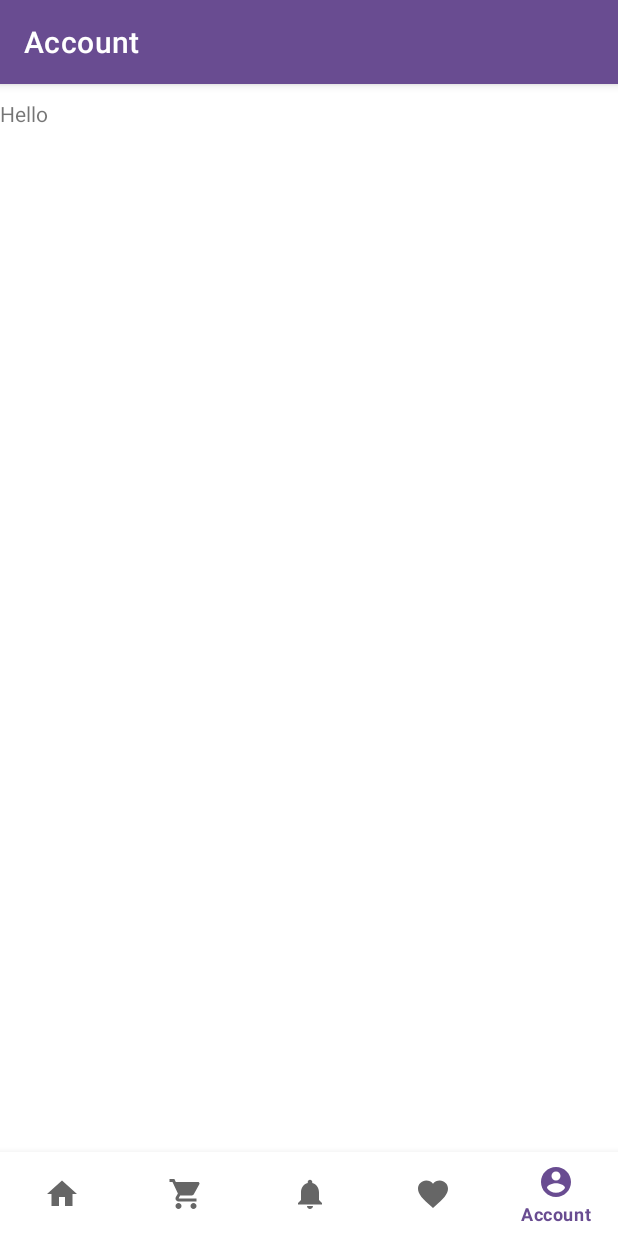
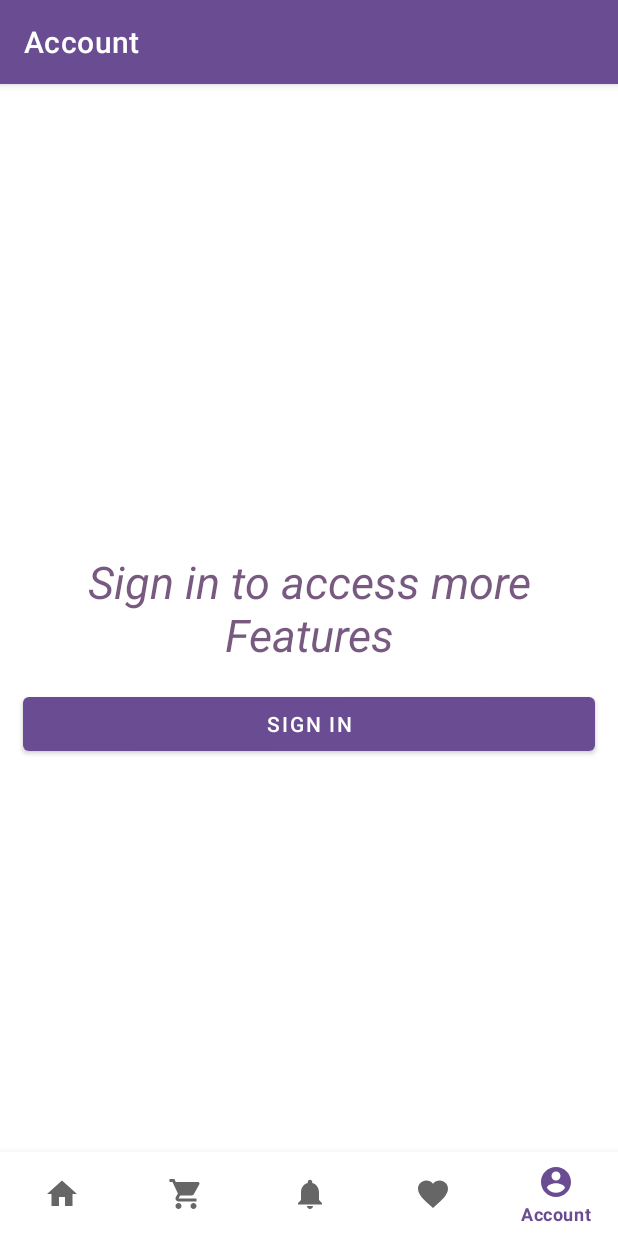
Before and after one commit to FadwaFouad/WMTStore, an Android app: the screen it shows after launch (MainActivity), item 5 of the bottom bar chosen, on a phone screen of 412 x 824 dp. Run offline under Robolectric (Android 15) with nearby library versions, the phone set to English and light mode, and no system bars; our stand-ins replace Firebase (no records; nobody signed in at launch, a user with empty details on screens opened directly), navigation-ui; libraries missing offline, so code that uses them is left out: com.firebase.ui.

Commit message:
implement account section

```diff
--- a/app/build.gradle
+++ b/app/build.gradle
@@ -39,7 +39,7 @@ dependencies {
 
     implementation 'androidx.core:core-ktx:1.7.0'
     implementation 'androidx.appcompat:appcompat:1.5.1'
-    implementation 'com.google.android.material:material:1.6.1'
+    implementation 'com.google.android.material:material:1.7.0'
     implementation 'androidx.constraintlayout:constraintlayout:2.1.4'
     implementation 'androidx.lifecycle:lifecycle-livedata-ktx:2.5.1'
     implementation 'androidx.lifecycle:lifecycle-viewmodel-ktx:2.5.1'
@@ -58,7 +58,8 @@ dependencies {
     implementation 'com.google.firebase:firebase-analytics-ktx'
     implementation 'com.google.firebase:firebase-auth-ktx'
     implementation 'com.google.firebase:firebase-firestore-ktx'
-
+    // firebase auth ui
+    implementation 'com.firebaseui:firebase-ui-auth:8.0.2'
     // add glide for images
     implementation 'com.github.bumptech.glide:glide:4.13.2'
     annotationProcessor 'com.github.bumptech.glide:compiler:4.13.2'
--- a/app/src/main/java/com/example/wmtstore/ui/account/AccountFragment.kt
+++ b/app/src/main/java/com/example/wmtstore/ui/account/AccountFragment.kt
@@ -1,20 +1,46 @@
 package com.example.wmtstore.ui.account
 
+import android.app.Activity
 import androidx.lifecycle.ViewModelProvider
 import android.os.Bundle
 import androidx.fragment.app.Fragment
 import android.view.LayoutInflater
 import android.view.View
 import android.view.ViewGroup
+import android.widget.Button
+import android.widget.LinearLayout
+import android.widget.Toast
 import com.example.wmtstore.R
+import com.firebase.ui.auth.AuthUI
+import com.firebase.ui.auth.FirebaseAuthUIActivityResultContract
+import com.google.firebase.auth.FirebaseAuth
 
 class AccountFragment : Fragment() {
 
-    companion object {
-        fun newInstance() = AccountFragment()
+    private lateinit var viewModel: AccountViewModel
+    private lateinit var initialContainer: LinearLayout
+    private val signingLauncher =
+        registerForActivityResult(FirebaseAuthUIActivityResultContract())
+        { result ->
+            if (result != null) {
+                if (result.resultCode == Activity.RESULT_OK) {
+                   showProfile()
+                }
+            } else {
+                Toast.makeText(context, "Error Occurred, Try Again", Toast.LENGTH_LONG).show()
+            }
+
+        }
+
+    private fun showProfile() {
+        // user successfully sign in
+        childFragmentManager.beginTransaction()
+            .replace(R.id.container, ProfileFragment())
+            .commitNow()
+
+        // hidden initial container
+        initialContainer.visibility = View.GONE
     }
-
-    private lateinit var viewModel: AccountViewModel
 
     override fun onCreateView(
         inflater: LayoutInflater, container: ViewGroup?,
@@ -23,6 +49,31 @@ class AccountFragment : Fragment() {
         return inflater.inflate(R.layout.fragment_account, container, false)
     }
 
+    override fun onViewCreated(view: View, savedInstanceState: Bundle?) {
+        // init initial container
+        initialContainer = view.findViewById(R.id.initial_layout)
+
+        // show profile if user registered
+        var user = FirebaseAuth.getInstance().currentUser
+        if (user != null )
+            showProfile()
+
+        val signingBtn = view.findViewById<Button>(R.id.signin_btn)
+        signingBtn.setOnClickListener {
+            val providers = listOf(
+                AuthUI.IdpConfig.EmailBuilder().build(),
+                AuthUI.IdpConfig.GoogleBuilder().build(),
+            )
+            val intent = AuthUI.getInstance()
+                .createSignInIntentBuilder()
+                .setAvailableProviders(providers)
+                .build()
+
+            //start the authentication flow
+            signingLauncher.launch(intent)
+
+        }
+    }
 
 
 }
--- a/app/src/main/res/layout/fragment_account.xml
+++ b/app/src/main/res/layout/fragment_account.xml
@@ -1,13 +1,39 @@
 <?xml version="1.0" encoding="utf-8"?>
-<FrameLayout xmlns:android="http://schemas.android.com/apk/res/android"
+<LinearLayout xmlns:android="http://schemas.android.com/apk/res/android"
     xmlns:tools="http://schemas.android.com/tools"
     android:layout_width="match_parent"
     android:layout_height="match_parent"
+    android:gravity="center"
+    android:orientation="vertical"
     tools:context=".ui.account.AccountFragment">
 
-    <TextView
+    <LinearLayout
+        android:id="@+id/initial_layout"
         android:layout_width="match_parent"
-        android:layout_height="match_parent"
-        android:text="Hello" />
+        android:layout_height="wrap_content"
+        android:orientation="vertical">
 
-</FrameLayout>
+        <TextView
+            android:layout_width="match_parent"
+            android:layout_height="wrap_content"
+            android:gravity="center"
+            android:text="Sign in to access more Features"
+            android:textColor="@color/purple_700"
+            android:textSize="30dp"
+            android:textStyle="italic" />
+
+        <Button
+            android:id="@+id/signin_btn"
+            android:layout_width="match_parent"
+            android:layout_height="wrap_content"
+            android:layout_margin="15dp"
+            android:text="Sign in" />
+    </LinearLayout>
+
+    <LinearLayout
+        android:id="@+id/container"
+        android:layout_width="match_parent"
+        android:layout_height="wrap_content"
+        android:orientation="vertical" />
+
+</LinearLayout>
--- a/app/src/main/res/values/colors.xml
+++ b/app/src/main/res/values/colors.xml
@@ -2,7 +2,7 @@
 <resources>
     <color name="purple_200">#FFBB86FC</color>
     <color name="purple_500">#694C91</color>
-    <color name="purple_700">#CB5B19ED</color>
+    <color name="purple_700">#CB552F5E</color>
     <color name="teal_200">#FF03DAC5</color>
     <color name="teal_700">#FF018786</color>
     <color name="black">#FF000000</color>
```
Also changed, not shown: app/src/main/java/com/example/wmtstore/ui/account/ProfileFragment.kt (added, +60 -0 lines), app/src/main/res/layout/fragment_profile.xml (added, +55 -0 lines), app/src/main/res/xml/motion_demo_scene.xml (added, +19 -0 lines).
